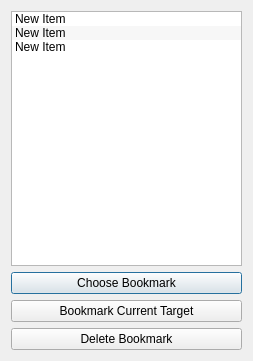
Above: client/bookmarksdialog.ui from shentok/MoNav before the change. Below: the same form after it.
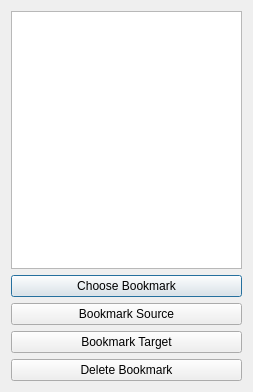
That is the form after the change.

Commit message: Client: Finished bookmark window. Added bookmark link to the map menu. Changed main menu from item view to list view

The edit to the form file:
```diff
--- a/client/bookmarksdialog.ui
+++ b/client/bookmarksdialog.ui
@@ -7,7 +7,7 @@
     <x>0</x>
     <y>0</y>
     <width>253</width>
-    <height>361</height>
+    <height>392</height>
    </rect>
   </property>
   <property name="windowTitle">
@@ -22,24 +22,6 @@
      <property name="alternatingRowColors">
       <bool>true</bool>
      </property>
-     <property name="sortingEnabled">
-      <bool>true</bool>
-     </property>
-     <item>
-      <property name="text">
-       <string>New Item</string>
-      </property>
-     </item>
-     <item>
-      <property name="text">
-       <string>New Item</string>
-      </property>
-     </item>
-     <item>
-      <property name="text">
-       <string>New Item</string>
-      </property>
-     </item>
     </widget>
    </item>
    <item>
@@ -52,7 +34,14 @@
    <item>
     <widget class="QPushButton" name="boomarkButton">
      <property name="text">
-      <string>Bookmark Current Target</string>
+      <string>Bookmark Source</string>
+     </property>
+    </widget>
+   </item>
+   <item>
+    <widget class="QPushButton" name="targetButton">
+     <property name="text">
+      <string>Bookmark Target</string>
      </property>
     </widget>
    </item>
```
Left out of the diff: 2 changed lines with no effect on the pictures. The commit also changes 6 other files.
